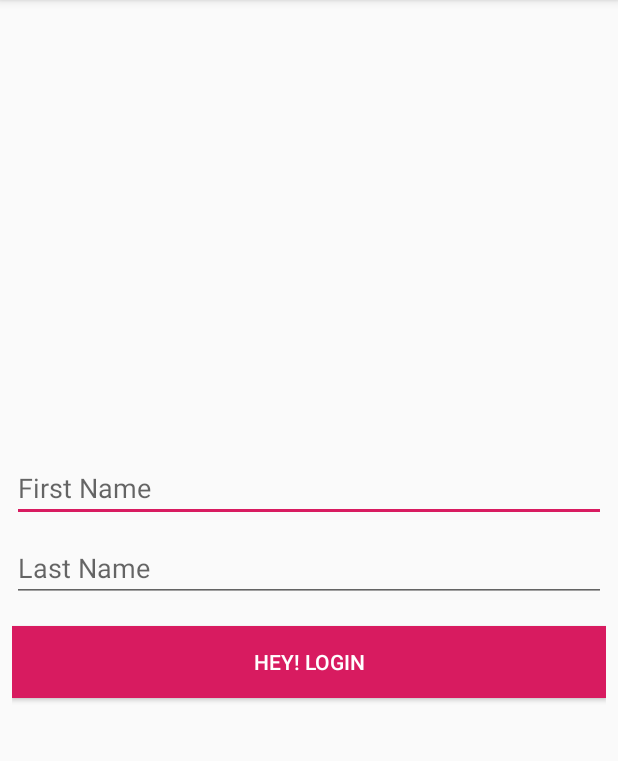
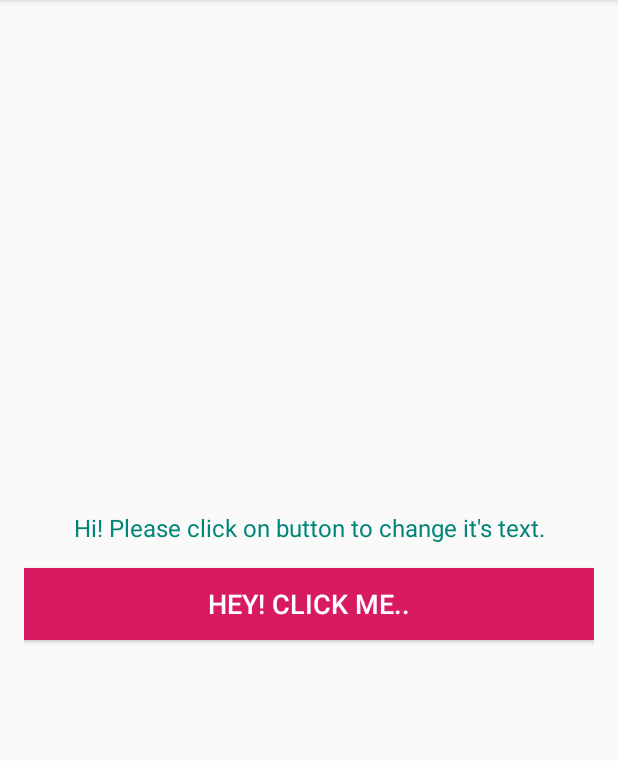
Before and after one commit to Shashankomar/mvp-demo, an Android app: the screen it shows after launch (LoginActivity before the commit, MainActivity after it), on a phone screen of 412 x 824 dp, the part 84-845 px from its top. Run offline under Robolectric (Android 15) with nearby library versions, the phone set to English and light mode, and no system bars; our stand-ins replace data binding.

Commit message:
demo updated.

```diff
--- a/app/src/main/AndroidManifest.xml
+++ b/app/src/main/AndroidManifest.xml
@@ -1,6 +1,6 @@
 <?xml version="1.0" encoding="utf-8"?>
 <manifest xmlns:android="http://schemas.android.com/apk/res/android"
-    package="com.example.demomvplogin">
+    package="com.example.mvpdemo">
 
     <application
         android:allowBackup="true"
@@ -9,7 +9,7 @@
         android:roundIcon="@mipmap/ic_launcher_round"
         android:supportsRtl="true"
         android:theme="@style/AppTheme">
-        <activity android:name=".activity.LoginActivity">
+        <activity android:name="com.example.mvpdemo.activity.MainActivity">
             <intent-filter>
                 <action android:name="android.intent.action.MAIN" />
 
--- a/app/src/main/java/com/example/demomvplogin/ILoginContract.java
+++ /dev/null
@@ -1,20 +0,0 @@
-package com.example.demomvplogin;
-
-public interface ILoginContract {
-
-    interface InterfaceLoginView{
-
-        void onTextChanged(String text);
-
-        void onSetBtnText(String text);
-    }
-
-    interface InterfaceLoginPresenter{
-
-        void handleLogin();
-
-        void changeButtonText();
-
-        void onBtnText();
-    }
-}
--- a/app/src/main/java/com/example/demomvplogin/LoginPresenter.java
+++ /dev/null
@@ -1,24 +0,0 @@
-package com.example.demomvplogin;
-
-public class LoginPresenter implements ILoginContract.InterfaceLoginPresenter {
-    private ILoginContract.InterfaceLoginView loginView;
-
-    public LoginPresenter(ILoginContract.InterfaceLoginView loginView) {
-        this.loginView = loginView;
-    }
-
-    @Override
-    public void handleLogin() {
-
-    }
-
-    @Override
-    public void changeButtonText() {
-        loginView.onTextChanged("So jao be");
-    }
-
-    @Override
-    public void onBtnText() {
-        loginView.onSetBtnText("Hey! Login");
-    }
-}
--- a/app/src/main/java/com/example/demomvplogin/activity/LoginActivity.java
+++ /dev/null
@@ -1,44 +0,0 @@
-package com.example.demomvplogin.activity;
-
-import android.os.Bundle;
-import android.view.View;
-
-import androidx.appcompat.app.AppCompatActivity;
-import androidx.databinding.DataBindingUtil;
-
-import com.example.demomvplogin.ILoginContract;
-import com.example.demomvplogin.LoginPresenter;
-import com.example.demomvplogin.R;
-import com.example.demomvplogin.databinding.ActivityLoginBinding;
-
-public class LoginActivity extends AppCompatActivity implements ILoginContract.InterfaceLoginView {
-    ActivityLoginBinding actLoginBinding;
-    ILoginContract.InterfaceLoginPresenter loginPresenter;
-
-    @Override
-    protected void onCreate(Bundle savedInstanceState) {
-        super.onCreate(savedInstanceState);
-        actLoginBinding = DataBindingUtil.setContentView(this, R.layout.activity_login);
-
-        loginPresenter = new LoginPresenter(this);
-        loginPresenter.onBtnText();
-
-        actLoginBinding.btnLogin.setOnClickListener(new View.OnClickListener() {
-            @Override
-            public void onClick(View v) {
-                loginPresenter.changeButtonText();
-            }
-        });
-    }
-
-    @Override
-    public void onTextChanged(String text) {
-        actLoginBinding.btnLogin.setText(text);
-
-    }
-
-    @Override
-    public void onSetBtnText(String text) {
-        actLoginBinding.btnLogin.setText(text);
-    }
-}
--- /dev/null
+++ b/app/src/main/java/com/example/mvpdemo/activity/MainActivity.java
@@ -0,0 +1,32 @@
+package com.example.mvpdemo.activity;
+
+import android.os.Bundle;
+
+import androidx.appcompat.app.AppCompatActivity;
+import androidx.databinding.DataBindingUtil;
+
+import com.example.mvpdemo.R;
+import com.example.mvpdemo.contract.IMainContract;
+import com.example.mvpdemo.databinding.ActivityMainBinding;
+import com.example.mvpdemo.presenter.MainPresenter;
+
+public class MainActivity extends AppCompatActivity implements IMainContract.IMainView {
+    ActivityMainBinding mBinding;
+    IMainContract.IMainPresenter mPresenter;
+
+    @Override
+    protected void onCreate(Bundle savedInstanceState) {
+        super.onCreate(savedInstanceState);
+        mBinding = DataBindingUtil.setContentView(this, R.layout.activity_main);
+
+        mPresenter = new MainPresenter(this);
+        mPresenter.onButtonTextChange(R.string.hey_click_me);
+
+        mBinding.btn.setOnClickListener(v -> mPresenter.onButtonTextChange(R.string.btn_clicked));
+    }
+
+    @Override
+    public void setButtonText(int textResId) {
+        mBinding.btn.setText(getResources().getString(textResId));
+    }
+}
--- /dev/null
+++ b/app/src/main/java/com/example/mvpdemo/contract/IMainContract.java
@@ -0,0 +1,15 @@
+package com.example.mvpdemo.contract;
+
+public interface IMainContract {
+
+    interface IMainView {
+
+        void setButtonText(int textResId);
+
+    }
+
+    interface IMainPresenter {
+
+        void onButtonTextChange(int hey_click_me);
+    }
+}
--- /dev/null
+++ b/app/src/main/java/com/example/mvpdemo/presenter/MainPresenter.java
@@ -0,0 +1,17 @@
+package com.example.mvpdemo.presenter;
+
+import com.example.mvpdemo.R;
+import com.example.mvpdemo.contract.IMainContract;
+
+public class MainPresenter implements IMainContract.IMainPresenter {
+    private IMainContract.IMainView mMainView;
+
+    public MainPresenter(IMainContract.IMainView mainView) {
+        mMainView = mainView;
+    }
+
+    @Override
+    public void onButtonTextChange(int textResId) {
+        mMainView.setButtonText(textResId);
+    }
+}
--- a/app/src/main/res/layout/activity_login.xml
+++ b/app/src/main/res/layout/activity_main.xml
@@ -2,7 +2,6 @@
 
 <layout xmlns:android="http://schemas.android.com/apk/res/android"
     xmlns:tools="http://schemas.android.com/tools">
-
 
     <LinearLayout
         android:id="@+id/activity_main"
@@ -10,34 +9,25 @@
         android:layout_height="match_parent"
         android:gravity="center"
         android:orientation="vertical"
-        android:padding="@dimen/_8dp">
+        android:padding="@dimen/_16dp">
 
-
-        <EditText
-            android:id="@+id/loginActivity_firstName_editText"
+        <TextView
             android:layout_width="match_parent"
             android:layout_height="wrap_content"
-            android:hint="@string/first_name"
-            tools:ignore="Autofill,TextFields"
-            tools:text="First Name" />
-
-        <EditText
-            android:id="@+id/loginActivity_lastName_editText"
-            android:layout_width="match_parent"
-            android:layout_height="wrap_content"
-            android:layout_marginTop="@dimen/_8dp"
-            android:hint="@string/last_name"
-            tools:ignore="Autofill,TextFields"
-            tools:text="Last Name" />
+            android:layout_gravity="center_horizontal"
+            android:gravity="center"
+            android:text="@string/hi_please_click_on_button_to_change_it_s_text"
+            android:textColor="@color/colorPrimary"
+            android:textSize="@dimen/sp_16" />
 
         <Button
-            android:id="@+id/btn_login"
+            android:id="@+id/btn"
             android:layout_width="match_parent"
             android:layout_height="wrap_content"
             android:layout_marginTop="@dimen/_16dp"
+            android:textSize="@dimen/text_size_btn_18_sp"
             android:background="@color/colorAccent"
-            android:text="@string/log_in"
+            tools:text="@string/log_in"
             android:textColor="@color/colorWhite" />
-
     </LinearLayout>
 </layout>
--- a/app/src/main/res/values/dimens.xml
+++ b/app/src/main/res/values/dimens.xml
@@ -3,4 +3,6 @@
     <dimen name="_16dp">16dp</dimen>
     <dimen name="_8dp">8dp</dimen>
     <dimen name="default_padding">4dp</dimen>
+    <dimen name="text_size_btn_18_sp">18sp</dimen>
+    <dimen name="sp_16">16sp</dimen>
 </resources>
--- a/app/src/main/res/values/strings.xml
+++ b/app/src/main/res/values/strings.xml
@@ -3,4 +3,7 @@
     <string name="log_in">Log in</string>
     <string name="last_name">Last Name</string>
     <string name="first_name">First Name</string>
+    <string name="hi_please_click_on_button_to_change_it_s_text">Hi! Please click on button to change it\'s text.</string>
+    <string name="hey_click_me">Hey! Click Me..</string>
+    <string name="btn_clicked">Button Clicked!</string>
 </resources>
--- a/build.gradle
+++ b/build.gradle
@@ -6,8 +6,9 @@ buildscript {
         jcenter()
 
     }
+
     dependencies {
-        classpath 'com.android.tools.build:gradle:3.5.2'
+        classpath 'com.android.tools.build:gradle:4.0.2'
 
         // NOTE: Do not place your application dependencies here; they belong
         // in the individual module build.gradle files
--- a/settings.gradle
+++ b/settings.gradle
@@ -1,2 +1,2 @@
 include ':app'
-rootProject.name='Demo MVP Login'
+rootProject.name='mvpdemo'
```
Also changed, not shown: app/build.gradle (+15 -7 lines), app/src/main/java/com/example/demomvplogin/PreferencesProvider.java (deleted, +0 -16 lines), app/src/main/java/com/example/demomvplogin/model/User.java (deleted, +0 -32 lines), gradle/wrapper/gradle-wrapper.properties, 4 other files.
